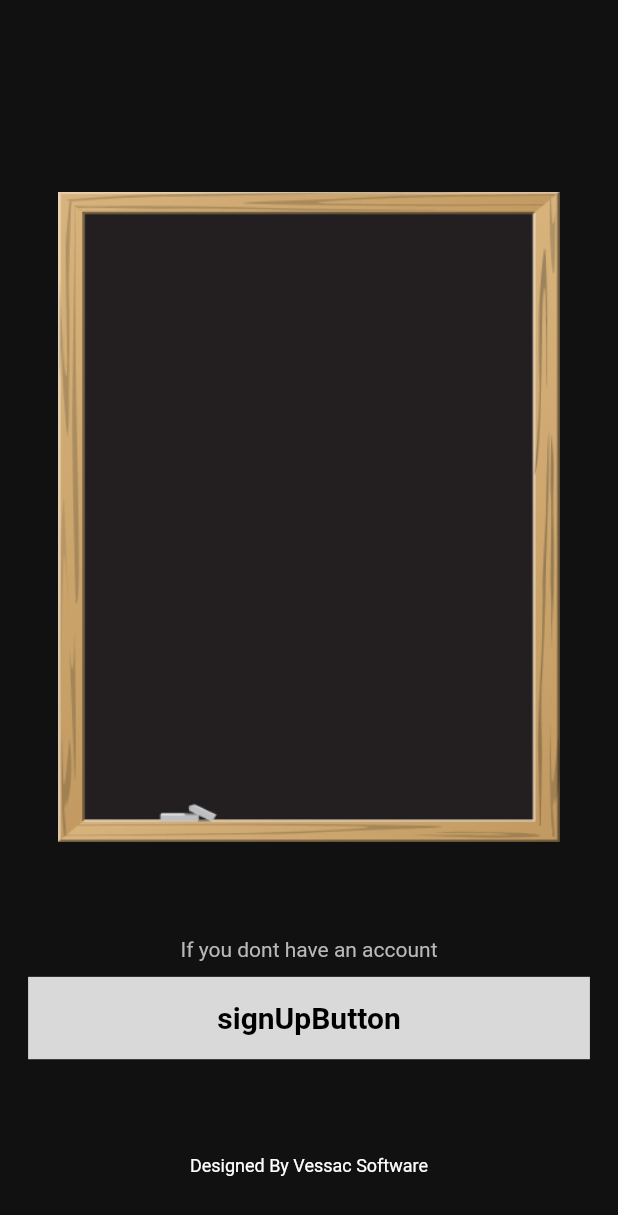
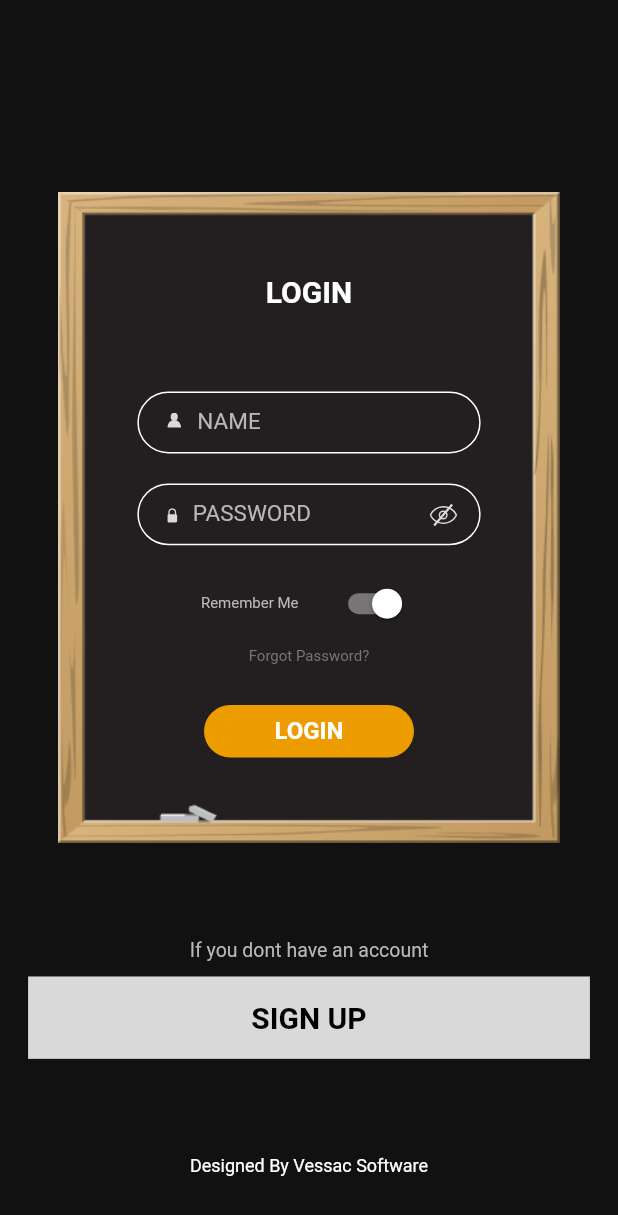
Before and after one commit to alyilmaz99/konusamayanlar_app, a Flutter app: the SignInView screen opened directly, on a phone screen of 412 x 824 dp. Shown: the top 1215 px of the screen. Run offline on Flutter 3.47's test engine with Material 2 defaults, Android fonts, the phone set to English and light mode, and no system bars; our stand-ins replace easy_localization, flutter_svg, google_fonts; missing offline and left inert: page_animation_transition; Roboto replaces fonts that are missing (Arimo).

Commit message:
sign in view finish

```diff
--- a/assets/translations/en-US.json
+++ b/assets/translations/en-US.json
@@ -1,4 +1,9 @@
 {
   "loginButton": "LOGIN",
-  "signUPButton": "SIGN UP"
+  "signUPButton": "SIGN UP",
+  "nameTextField": "NAME",
+  "passwordTextField": "PASSWORD",
+  "forgotPass": "Forgot Password?",
+  "rememberMe": "Remember Me",
+  "noAccount": "If you dont have an account"
 }
--- a/assets/translations/tr-TR.json
+++ b/assets/translations/tr-TR.json
@@ -1,4 +1,9 @@
 {
   "loginButton": "GIRIS",
-  "signUPButton": "KAYIT OL"
+  "signUPButton": "KAYIT OL",
+  "nameTextField": "ISIM",
+  "passwordTextField": "SIFRE",
+  "forgotPass": "Sifremi unuttum?",
+  "rememberMe": "Beni Hatirla",
+  "noAccount": "Eger bir hesabin yoksa"
 }
--- a/lib/product/widget/login_button_widget.dart
+++ b/lib/product/widget/login_button_widget.dart
@@ -1,6 +1,4 @@
 import 'package:flutter/material.dart';
-import 'package:flutter/src/widgets/container.dart';
-import 'package:flutter/src/widgets/framework.dart';
 import 'package:google_fonts/google_fonts.dart';
 
 import '../../core/constants/color_constant.dart';
--- /dev/null
+++ b/lib/product/widget/textfield_widget.dart
@@ -0,0 +1,98 @@
+import 'package:easy_localization/easy_localization.dart';
+import 'package:flutter/material.dart';
+import 'package:flutter_svg/svg.dart';
+import 'package:google_fonts/google_fonts.dart';
+
+import '../../core/constants/color_constant.dart';
+
+class TextFieldWidget extends StatelessWidget {
+  const TextFieldWidget({
+    super.key,
+    required this.height,
+    required this.width,
+    required this.nameTextField,
+    required this.svgRoot,
+    required this.hiddenPass,
+    required this.showSuffix,
+  });
+  final double height;
+  final double width;
+  final String nameTextField;
+  final String svgRoot;
+  final String hiddenPass;
+  final bool showSuffix;
+
+  @override
+  Widget build(BuildContext context) {
+    return SizedBox(
+      height: height / 20,
+      width: width / 1.8,
+      child: TextField(
+        textAlign: TextAlign.start,
+        textAlignVertical: TextAlignVertical.center,
+        style: GoogleFonts.arimo(
+          fontSize: 17,
+          color: ColorConst.textGrey,
+          fontWeight: FontWeight.w400,
+        ),
+        cursorColor: Colors.white,
+        decoration: InputDecoration(
+          isDense: true,
+          alignLabelWithHint: true,
+          hintStyle: GoogleFonts.arimo(
+            fontSize: 15,
+            color: ColorConst.textGrey,
+            fontWeight: FontWeight.w400,
+          ),
+          hintText: nameTextField.tr(),
+          prefixIconConstraints: const BoxConstraints(
+            maxHeight: 40,
+            minHeight: 20,
+            minWidth: 20,
+            maxWidth: 40,
+          ),
+          prefixIcon: Container(
+            padding: const EdgeInsets.only(
+              left: 20.0,
+              top: 2,
+              right: 10,
+            ),
+            child: SvgPicture.asset(
+              svgRoot,
+            ),
+          ),
+          suffixIcon: showSuffix == true
+              ? Container(
+                  padding: const EdgeInsets.only(
+                    left: 30.0,
+                    top: 1,
+                    right: 15,
+                  ),
+                  child: SvgPicture.asset(
+                    hiddenPass,
+                  ),
+                )
+              : null,
+          enabledBorder: OutlineInputBorder(
+            borderSide: const BorderSide(
+              color: Colors.white,
+            ),
+            borderRadius: BorderRadius.circular(30),
+          ),
+          focusedBorder: OutlineInputBorder(
+            borderSide: const BorderSide(
+              color: Colors.amber,
+            ),
+            borderRadius: BorderRadius.circular(30),
+          ),
+          border: OutlineInputBorder(
+            borderSide: const BorderSide(
+              color: Colors.white,
+            ),
+            borderRadius: BorderRadius.circular(30),
+          ),
+        ),
+      ),
+    );
+  }
+}
--- a/lib/view/auth/create/view/sign_up_view.dart
+++ b/lib/view/auth/create/view/sign_up_view.dart
@@ -1,8 +1,5 @@
 import 'package:flutter/material.dart';
-import 'package:flutter/src/widgets/framework.dart';
-import 'package:flutter/src/widgets/placeholder.dart';
 import 'package:konusamayanlar_app/core/base/view/base_view.dart';
-import 'package:konusamayanlar_app/core/constants/color_constant.dart';
 import 'package:konusamayanlar_app/view/auth/create/viewmodel/sign_up_viewmodel.dart';
 
 class SingUpView extends StatefulWidget {
--- a/lib/view/auth/login/view/sign_in_view.dart
+++ b/lib/view/auth/login/view/sign_in_view.dart
@@ -1,10 +1,14 @@
 import 'package:easy_localization/easy_localization.dart';
 import 'package:flutter/material.dart';
+import 'package:flutter/services.dart';
+import 'package:flutter_svg/flutter_svg.dart';
 import 'package:google_fonts/google_fonts.dart';
 import 'package:konusamayanlar_app/core/base/view/base_view.dart';
 import 'package:konusamayanlar_app/core/constants/color_constant.dart';
 import 'package:konusamayanlar_app/product/widget/designedby_text_widget.dart';
 import 'package:konusamayanlar_app/product/widget/login_button_widget.dart';
+import 'package:konusamayanlar_app/product/widget/textfield_widget.dart';
+import 'package:konusamayanlar_app/view/auth/create/view/sign_up_view.dart';
 
 class SignInView extends StatefulWidget {
   const SignInView({super.key});
@@ -14,33 +18,138 @@ class SignInView extends StatefulWidget {
 }
 
 class _SignInViewState extends State<SignInView> {
+  bool valueS = true;
   @override
   Widget build(BuildContext context) {
     return BaseView(
       builder: (context, width, height) {
         return Scaffold(
+          resizeToAvoidBottomInset: false,
           backgroundColor: ColorConst.appBgColor,
-          body: Column(
+          body: SingleChildScrollView(
+            physics: const ClampingScrollPhysics(
+                parent: NeverScrollableScrollPhysics()),
+            child: SizedBox(
+              height: height,
+              child: Column(
                 mainAxisAlignment: MainAxisAlignment.center,
                 children: [
                   const Spacer(flex: 2),
-              Stack(
+                  Container(
+                    decoration: const BoxDecoration(
+                      image: DecorationImage(
+                          image: AssetImage('assets/images/board.png')),
+                    ),
+                    height: height / 1.9,
+                    width: width / 1,
+                    child: Column(
+                      mainAxisAlignment: MainAxisAlignment.start,
                       children: [
                         SizedBox(
-                    height: height / 1.9,
-                    width: width / 1,
-                    child: Image.asset('assets/images/board.png'),
+                          height: height / 15,
+                        ),
+                        Text(
+                          'loginButton',
+                          style: GoogleFonts.arimo(
+                            color: Colors.white,
+                            fontWeight: FontWeight.w700,
+                            fontSize: 20,
+                          ),
+                        ).tr(),
+                        SizedBox(
+                          height: height / 15,
+                        ),
+                        TextFieldWidget(
+                          height: height,
+                          width: width,
+                          nameTextField: 'nameTextField',
+                          svgRoot: 'assets/svg/profile.svg',
+                          hiddenPass: 'assets/svg/hidden.svg',
+                          showSuffix: false,
+                        ),
+                        const SizedBox(
+                          height: 20,
+                        ),
+                        TextFieldWidget(
+                          height: height,
+                          width: width,
+                          nameTextField: 'passwordTextField',
+                          svgRoot: 'assets/svg/lock.svg',
+                          hiddenPass: 'assets/svg/hidden.svg',
+                          showSuffix: true,
+                        ),
+                        const SizedBox(
+                          height: 15,
+                        ),
+                        Row(
+                          mainAxisAlignment: MainAxisAlignment.center,
+                          children: [
+                            Text(
+                              'rememberMe',
+                              style: GoogleFonts.arimo(
+                                fontSize: 10,
+                                fontWeight: FontWeight.w400,
+                                color: ColorConst.textGrey,
+                              ),
+                            ).tr(),
+                            const SizedBox(
+                              width: 20,
+                            ),
+                            Switch(
+                              activeColor: Colors.white,
+                              activeTrackColor: Colors.white38,
+                              inactiveTrackColor: Colors.white38,
+                              value: valueS,
+                              onChanged: (value) => setState(
+                                () {
+                                  valueS = value;
+                                },
+                              ),
                             ),
                           ],
                         ),
+                        const SizedBox(
+                          height: 5,
+                        ),
+                        Text(
+                          'forgotPass',
+                          style: GoogleFonts.arimo(
+                              fontSize: 10,
+                              fontWeight: FontWeight.w400,
+                              color: Colors.grey.shade600),
+                        ).tr(),
+                        const SizedBox(
+                          height: 20,
+                        ),
+                        TextButton(
+                          onPressed: () {},
+                          style: ElevatedButton.styleFrom(
+                            backgroundColor: ColorConst.buttonOrange,
+                            shadowColor: ColorConst.textGrey,
+                            shape: const StadiumBorder(),
+                            minimumSize: const Size(140, 30),
+                          ),
+                          child: Text(
+                            'loginButton',
+                            style: GoogleFonts.arimo(
+                              color: Colors.white,
+                              fontSize: 16,
+                              fontWeight: FontWeight.w700,
+                            ),
+                          ).tr(),
+                        ),
+                      ],
+                    ),
+                  ),
                   const Spacer(flex: 1),
                   Text(
-                'If you dont have an account',
+                    'noAccount',
                     style: GoogleFonts.arimo(
                       color: ColorConst.textGrey,
                       fontWeight: FontWeight.w400,
+                      fontSize: 13,
                     ),
-              ),
+                  ).tr(),
                   const SizedBox(
                     height: 10,
                   ),
@@ -48,8 +157,13 @@ class _SignInViewState extends State<SignInView> {
                     height: height,
                     width: width,
                     bgColor: ColorConst.buttonGrey,
-                text: 'signUpButton'.tr(),
-                func: () {},
+                    text: 'signUPButton'.tr(),
+                    func: () {
+                      Navigator.push(
+                          context,
+                          MaterialPageRoute(
+                              builder: (context) => const SingUpView()));
+                    },
                   ),
                   const Spacer(flex: 1),
                   const Padding(
@@ -58,6 +172,8 @@ class _SignInViewState extends State<SignInView> {
                   ),
                 ],
               ),
+            ),
+          ),
         );
       },
     );
```
Also changed, not shown: assets/svg/hidden.svg (added), assets/svg/lock.svg (added), assets/svg/profile.svg (added), 1 other file. Lines whose indentation alone changed are shown as unchanged.
